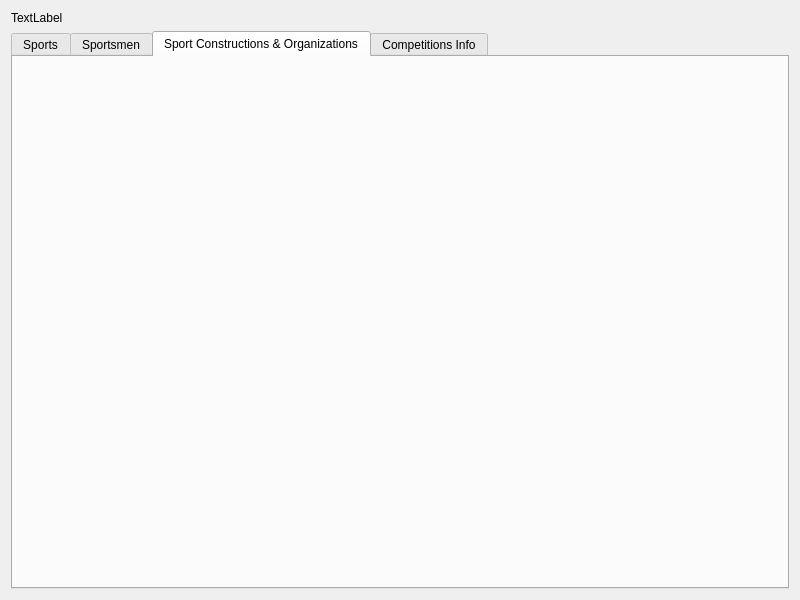
The window that maintabwindow.ui (application-developer-DA/db-course) describes before a commit, drawn with Qt 5.
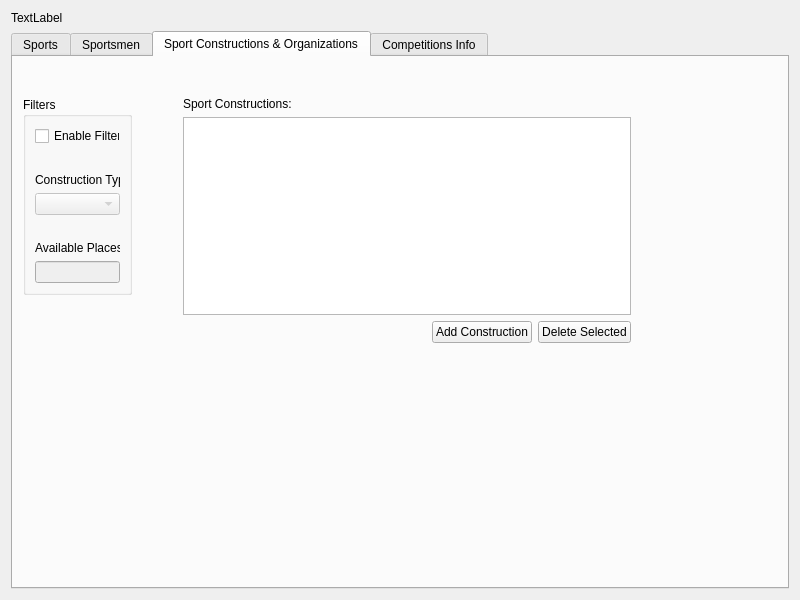
The same window after the commit. The open tabs and pages were chosen to show the change.

Commit message: Add core logic into construcions tab

```diff
--- a/maintabwindow.ui
+++ b/maintabwindow.ui
@@ -350,6 +350,147 @@
       <attribute name="title">
        <string>Sport Constructions &amp;&amp; Organizations</string>
       </attribute>
+      <widget class="QGroupBox" name="bulidingFiltersGroup">
+       <property name="geometry">
+        <rect>
+         <x>10</x>
+         <y>40</y>
+         <width>109</width>
+         <height>198</height>
+        </rect>
+       </property>
+       <property name="title">
+        <string>Filters</string>
+       </property>
+       <layout class="QVBoxLayout" name="verticalLayout_14">
+        <item>
+         <widget class="QCheckBox" name="enableBuildingFilters">
+          <property name="text">
+           <string>Enable Filters</string>
+          </property>
+         </widget>
+        </item>
+        <item>
+         <spacer name="verticalSpacer_6">
+          <property name="orientation">
+           <enum>Qt::Vertical</enum>
+          </property>
+          <property name="sizeHint" stdset="0">
+           <size>
+            <width>20</width>
+            <height>18</height>
+           </size>
+          </property>
+         </spacer>
+        </item>
+        <item>
+         <layout class="QVBoxLayout" name="verticalLayout_12">
+          <item>
+           <widget class="QLabel" name="label_6">
+            <property name="text">
+             <string>&lt;html&gt;&lt;head/&gt;&lt;body&gt;&lt;p&gt;Construction Type&lt;/p&gt;&lt;/body&gt;&lt;/html&gt;</string>
+            </property>
+           </widget>
+          </item>
+          <item>
+           <widget class="QComboBox" name="constructionTypeFilter">
+            <property name="enabled">
+             <bool>false</bool>
+            </property>
+           </widget>
+          </item>
+         </layout>
+        </item>
+        <item>
+         <spacer name="verticalSpacer_5">
+          <property name="orientation">
+           <enum>Qt::Vertical</enum>
+          </property>
+          <property name="sizeHint" stdset="0">
+           <size>
+            <width>20</width>
+            <height>18</height>
+           </size>
+          </property>
+         </spacer>
+        </item>
+        <item>
+         <layout class="QVBoxLayout" name="verticalLayout_13">
+          <item>
+           <widget class="QLabel" name="label_7">
+            <property name="text">
+             <string>Available Places</string>
+            </property>
+           </widget>
+          </item>
+          <item>
+           <widget class="QLineEdit" name="constructionPlacesFilter">
+            <property name="enabled">
+             <bool>false</bool>
+            </property>
+           </widget>
+          </item>
+         </layout>
+        </item>
+       </layout>
+      </widget>
+      <widget class="QWidget" name="">
+       <property name="geometry">
+        <rect>
+         <x>170</x>
+         <y>40</y>
+         <width>448</width>
+         <height>246</height>
+        </rect>
+       </property>
+       <layout class="QVBoxLayout" name="verticalLayout_11">
+        <item>
+         <layout class="QVBoxLayout" name="verticalLayout_10">
+          <item>
+           <widget class="QLabel" name="label_5">
+            <property name="text">
+             <string>Sport Constructions:</string>
+            </property>
+           </widget>
+          </item>
+          <item>
+           <widget class="QTableView" name="buildingsView"/>
+          </item>
+         </layout>
+        </item>
+        <item>
+         <layout class="QHBoxLayout" name="horizontalLayout_3">
+          <item>
+           <spacer name="horizontalSpacer_3">
+            <property name="orientation">
+             <enum>Qt::Horizontal</enum>
+            </property>
+            <property name="sizeHint" stdset="0">
+             <size>
+              <width>258</width>
+              <height>20</height>
+             </size>
+            </property>
+           </spacer>
+          </item>
+          <item>
+           <widget class="QPushButton" name="addBuilding">
+            <property name="text">
+             <string>Add Construction</string>
+            </property>
+           </widget>
+          </item>
+          <item>
+           <widget class="QPushButton" name="pushButton_2">
+            <property name="text">
+             <string>Delete Selected</string>
+            </property>
+           </widget>
+          </item>
+         </layout>
+        </item>
+       </layout>
+      </widget>
      </widget>
      <widget class="QWidget" name="tabCompetititons">
       <attribute name="title">
```
Left out of the diff: 19 changed lines with no effect on the pictures. The commit also changes 2 other files.
